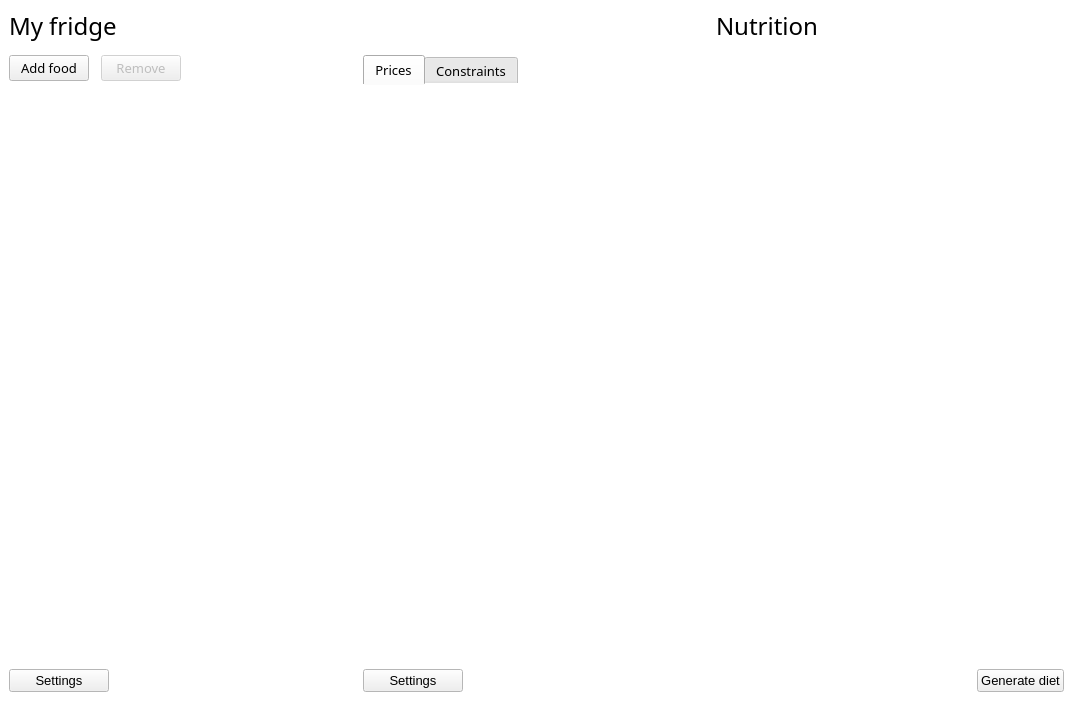
The window that ui_mainwindow.ui (josh-minch/spartan) describes before a commit, drawn with Qt 5.
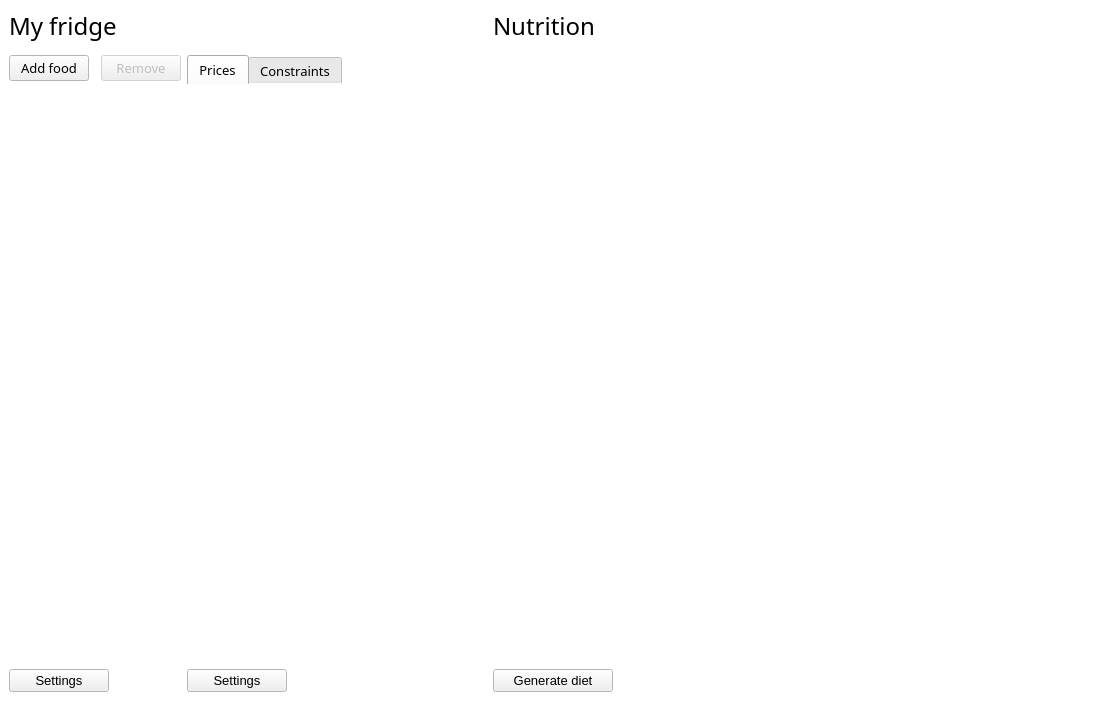
The same window after the commit. Icons and pictures are not drawn.

Commit message: Nutrition view split into 3 sorted views

```diff
--- a/ui_mainwindow.ui
+++ b/ui_mainwindow.ui
@@ -83,7 +83,7 @@
    <property name="autoFillBackground">
     <bool>true</bool>
    </property>
-   <layout class="QHBoxLayout" name="horizontalLayout_3">
+   <layout class="QHBoxLayout" name="horizontalLayout_4">
     <item>
      <layout class="QVBoxLayout" name="verticalLayout_3">
       <property name="spacing">
@@ -360,10 +360,7 @@
      </layout>
     </item>
     <item>
-     <layout class="QVBoxLayout" name="verticalLayout">
-      <property name="spacing">
-       <number>12</number>
-      </property>
+     <layout class="QVBoxLayout" name="verticalLayout_2">
       <item>
        <spacer name="verticalSpacer">
         <property name="orientation">
@@ -792,7 +789,7 @@
      </layout>
     </item>
     <item>
-     <layout class="QVBoxLayout" name="verticalLayout_2">
+     <layout class="QVBoxLayout" name="verticalLayout">
       <item>
        <layout class="QHBoxLayout" name="horizontalLayout_2">
         <item>
@@ -815,13 +812,21 @@
        </layout>
       </item>
       <item>
-       <widget class="QTableView" name="nutrition_view">
+       <layout class="QHBoxLayout" name="horizontalLayout_3">
+        <item>
+         <widget class="QTableView" name="macros_view">
         <property name="sizePolicy">
          <sizepolicy hsizetype="Expanding" vsizetype="Expanding">
           <horstretch>0</horstretch>
           <verstretch>0</verstretch>
          </sizepolicy>
         </property>
+          <property name="minimumSize">
+           <size>
+            <width>200</width>
+            <height>0</height>
+           </size>
+          </property>
         <property name="palette">
          <palette>
           <active>
@@ -936,6 +941,266 @@
          <number>25</number>
         </attribute>
        </widget>
+        </item>
+        <item>
+         <widget class="QTableView" name="vits_view">
+          <property name="sizePolicy">
+           <sizepolicy hsizetype="Expanding" vsizetype="Expanding">
+            <horstretch>0</horstretch>
+            <verstretch>0</verstretch>
+           </sizepolicy>
+          </property>
+          <property name="minimumSize">
+           <size>
+            <width>200</width>
+            <height>0</height>
+           </size>
+          </property>
+          <property name="palette">
+           <palette>
+            <active>
+             <colorrole role="Highlight">
+              <brush brushstyle="SolidPattern">
+               <color alpha="255">
+                <red>218</red>
+                <green>236</green>
+                <blue>249</blue>
+               </color>
+              </brush>
+             </colorrole>
+             <colorrole role="HighlightedText">
+              <brush brushstyle="SolidPattern">
+               <color alpha="255">
+                <red>0</red>
+                <green>0</green>
+                <blue>0</blue>
+               </color>
+              </brush>
+             </colorrole>
+            </active>
+            <inactive>
+             <colorrole role="Highlight">
+              <brush brushstyle="SolidPattern">
+               <color alpha="255">
+                <red>218</red>
+                <green>236</green>
+                <blue>249</blue>
+               </color>
+              </brush>
+             </colorrole>
+             <colorrole role="HighlightedText">
+              <brush brushstyle="SolidPattern">
+               <color alpha="255">
+                <red>0</red>
+                <green>0</green>
+                <blue>0</blue>
+               </color>
+              </brush>
+             </colorrole>
+            </inactive>
+            <disabled>
+             <colorrole role="Highlight">
+              <brush brushstyle="SolidPattern">
+               <color alpha="255">
+                <red>0</red>
+                <green>120</green>
+                <blue>215</blue>
+               </color>
+              </brush>
+             </colorrole>
+             <colorrole role="HighlightedText">
+              <brush brushstyle="SolidPattern">
+               <color alpha="255">
+                <red>0</red>
+                <green>0</green>
+                <blue>0</blue>
+               </color>
+              </brush>
+             </colorrole>
+            </disabled>
+           </palette>
+          </property>
+          <property name="font">
+           <font>
+            <family>Segoe UI</family>
+            <pointsize>10</pointsize>
+           </font>
+          </property>
+          <property name="focusPolicy">
+           <enum>Qt::NoFocus</enum>
+          </property>
+          <property name="autoFillBackground">
+           <bool>false</bool>
+          </property>
+          <property name="styleSheet">
+           <string notr="true">QHeaderView::section{
+	background-color: white;
+	border: 0px;
+}
+</string>
+          </property>
+          <property name="frameShape">
+           <enum>QFrame::NoFrame</enum>
+          </property>
+          <property name="sizeAdjustPolicy">
+           <enum>QAbstractScrollArea::AdjustToContents</enum>
+          </property>
+          <property name="alternatingRowColors">
+           <bool>false</bool>
+          </property>
+          <property name="selectionMode">
+           <enum>QAbstractItemView::NoSelection</enum>
+          </property>
+          <property name="selectionBehavior">
+           <enum>QAbstractItemView::SelectRows</enum>
+          </property>
+          <property name="showGrid">
+           <bool>false</bool>
+          </property>
+          <attribute name="horizontalHeaderVisible">
+           <bool>false</bool>
+          </attribute>
+          <attribute name="horizontalHeaderStretchLastSection">
+           <bool>false</bool>
+          </attribute>
+          <attribute name="verticalHeaderVisible">
+           <bool>false</bool>
+          </attribute>
+          <attribute name="verticalHeaderDefaultSectionSize">
+           <number>25</number>
+          </attribute>
+         </widget>
+        </item>
+        <item>
+         <widget class="QTableView" name="minerals_view">
+          <property name="sizePolicy">
+           <sizepolicy hsizetype="Expanding" vsizetype="Expanding">
+            <horstretch>0</horstretch>
+            <verstretch>0</verstretch>
+           </sizepolicy>
+          </property>
+          <property name="minimumSize">
+           <size>
+            <width>200</width>
+            <height>0</height>
+           </size>
+          </property>
+          <property name="palette">
+           <palette>
+            <active>
+             <colorrole role="Highlight">
+              <brush brushstyle="SolidPattern">
+               <color alpha="255">
+                <red>218</red>
+                <green>236</green>
+                <blue>249</blue>
+               </color>
+              </brush>
+             </colorrole>
+             <colorrole role="HighlightedText">
+              <brush brushstyle="SolidPattern">
+               <color alpha="255">
+                <red>0</red>
+                <green>0</green>
+                <blue>0</blue>
+               </color>
+              </brush>
+             </colorrole>
+            </active>
+            <inactive>
+             <colorrole role="Highlight">
+              <brush brushstyle="SolidPattern">
+               <color alpha="255">
+                <red>218</red>
+                <green>236</green>
+                <blue>249</blue>
+               </color>
+              </brush>
+             </colorrole>
+             <colorrole role="HighlightedText">
+              <brush brushstyle="SolidPattern">
+               <color alpha="255">
+                <red>0</red>
+                <green>0</green>
+                <blue>0</blue>
+               </color>
+              </brush>
+             </colorrole>
+            </inactive>
+            <disabled>
+             <colorrole role="Highlight">
+              <brush brushstyle="SolidPattern">
+               <color alpha="255">
+                <red>0</red>
+                <green>120</green>
+                <blue>215</blue>
+               </color>
+              </brush>
+             </colorrole>
+             <colorrole role="HighlightedText">
+              <brush brushstyle="SolidPattern">
+               <color alpha="255">
+                <red>0</red>
+                <green>0</green>
+                <blue>0</blue>
+               </color>
+              </brush>
+             </colorrole>
+            </disabled>
+           </palette>
+          </property>
+          <property name="font">
+           <font>
+            <family>Segoe UI</family>
+            <pointsize>10</pointsize>
+           </font>
+          </property>
+          <property name="focusPolicy">
+           <enum>Qt::NoFocus</enum>
+          </property>
+          <property name="autoFillBackground">
+           <bool>false</bool>
+          </property>
+          <property name="styleSheet">
+           <string notr="true">QHeaderView::section{
+	background-color: white;
+	border: 0px;
+}
+</string>
+          </property>
+          <property name="frameShape">
+           <enum>QFrame::NoFrame</enum>
+          </property>
+          <property name="sizeAdjustPolicy">
+           <enum>QAbstractScrollArea::AdjustToContents</enum>
+          </property>
+          <property name="alternatingRowColors">
+           <bool>false</bool>
+          </property>
+          <property name="selectionMode">
+           <enum>QAbstractItemView::NoSelection</enum>
+          </property>
+          <property name="selectionBehavior">
+           <enum>QAbstractItemView::SelectRows</enum>
+          </property>
+          <property name="showGrid">
+           <bool>false</bool>
+          </property>
+          <attribute name="horizontalHeaderVisible">
+           <bool>false</bool>
+          </attribute>
+          <attribute name="horizontalHeaderStretchLastSection">
+           <bool>false</bool>
+          </attribute>
+          <attribute name="verticalHeaderVisible">
+           <bool>false</bool>
+          </attribute>
+          <attribute name="verticalHeaderDefaultSectionSize">
+           <number>25</number>
+          </attribute>
+         </widget>
+        </item>
+       </layout>
       </item>
       <item>
        <widget class="QTableView" name="fridge_selected_view">
@@ -1219,7 +1484,7 @@
         </attribute>
        </widget>
       </item>
-      <item alignment="Qt::AlignRight">
+      <item>
        <widget class="QPushButton" name="optimize_btn">
         <property name="maximumSize">
          <size>
```
Lines whose indentation alone changed are shown as unchanged. The commit also changes 6 other files.
